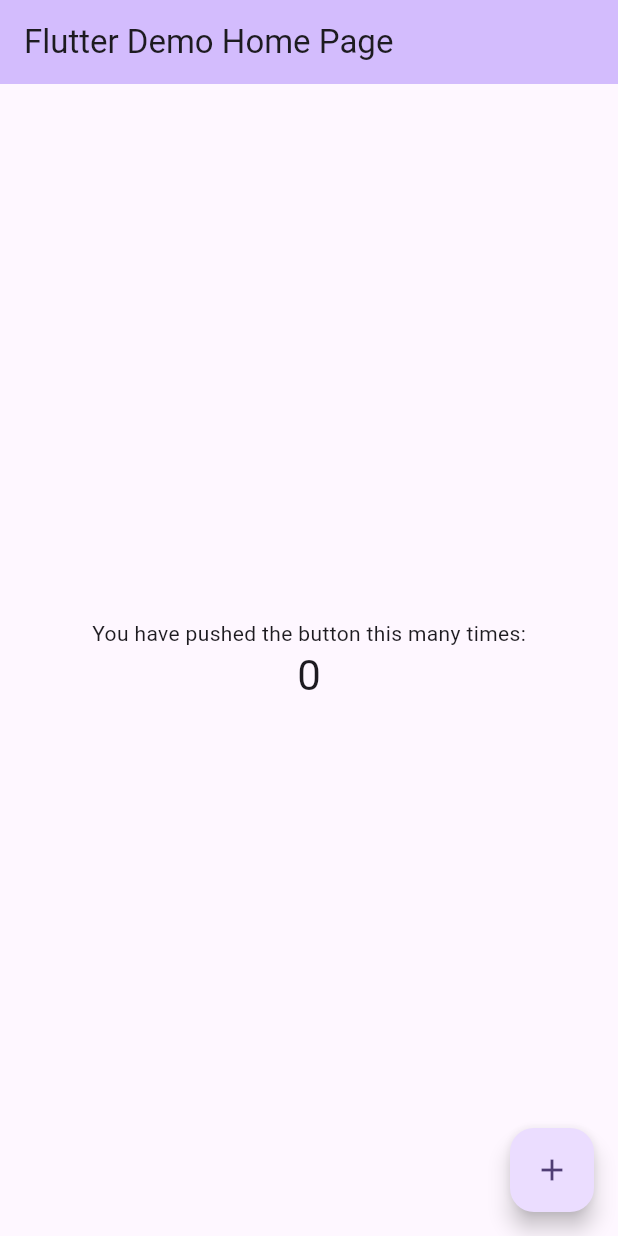
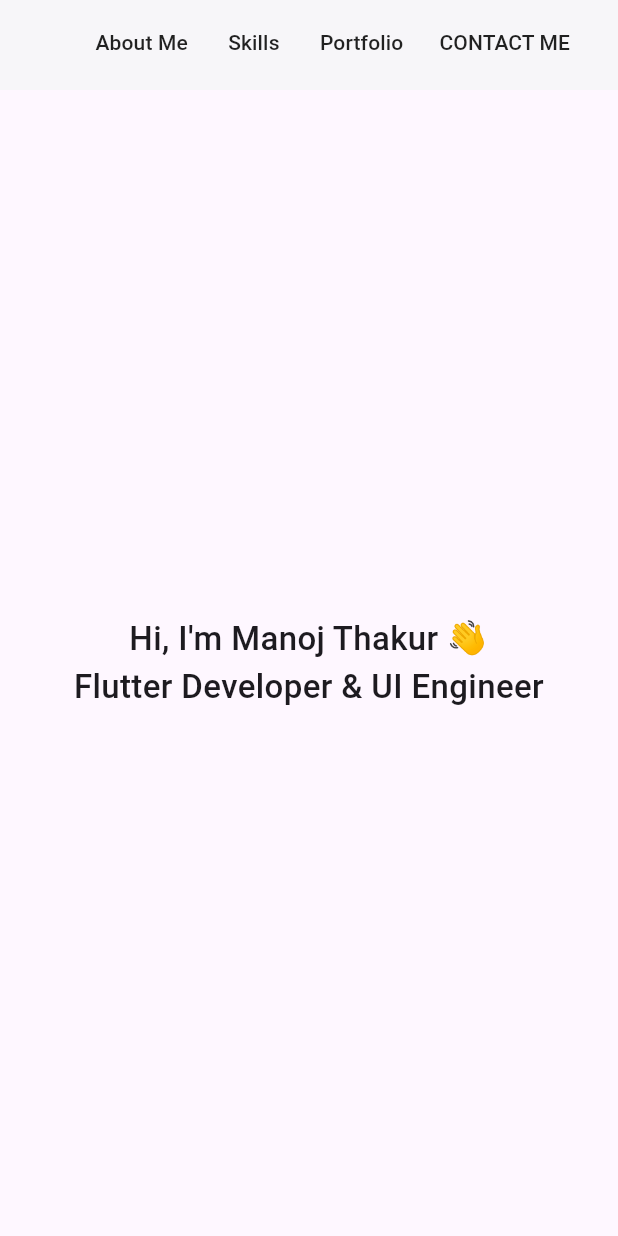
Before and after one commit to ThakurSahabNri/atmadarsh, a Flutter app: the screen it shows after launch, on a phone screen of 412 x 824 dp. Run offline on Flutter 3.47's test engine with Material 3 defaults, Android fonts, the phone set to English and light mode, and no system bars.

Commit message:
SCRUM-7-create-ui-layout-for-about-me-section and basic all screen navigation setup

```diff
--- a/lib/main.dart
+++ b/lib/main.dart
@@ -1,4 +1,5 @@
 import 'package:flutter/material.dart';
+import 'package:atmadarsh/presentation/screens/home_page.dart';
 
 void main() {
   runApp(const MyApp());
@@ -11,112 +12,13 @@ class MyApp extends StatelessWidget {
   @override
   Widget build(BuildContext context) {
     return MaterialApp(
-      title: 'Flutter Demo',
+      title: 'Atmadarsh',
+      debugShowCheckedModeBanner: false,
       theme: ThemeData(
-        // This is the theme of your application.
-        //
-        // TRY THIS: Try running your application with "flutter run". You'll see
-        // the application has a purple toolbar. Then, without quitting the app,
-        // try changing the seedColor in the colorScheme below to Colors.green
-        // and then invoke "hot reload" (save your changes or press the "hot
-        // reload" button in a Flutter-supported IDE, or press "r" if you used
-        // the command line to start the app).
-        //
-        // Notice that the counter didn't reset back to zero; the application
-        // state is not lost during the reload. To reset the state, use hot
-        // restart instead.
-        //
-        // This works for code too, not just values: Most code changes can be
-        // tested with just a hot reload.
-        colorScheme: ColorScheme.fromSeed(seedColor: Colors.deepPurple),
+        useMaterial3: true,
+        colorSchemeSeed: Colors.deepPurple,
       ),
-      home: const MyHomePage(title: 'Flutter Demo Home Page'),
+      home:HomePage(),
     );
   }
 }
-
-class MyHomePage extends StatefulWidget {
-  const MyHomePage({super.key, required this.title});
-
-  // This widget is the home page of your application. It is stateful, meaning
-  // that it has a State object (defined below) that contains fields that affect
-  // how it looks.
-
-  // This class is the configuration for the state. It holds the values (in this
-  // case the title) provided by the parent (in this case the App widget) and
-  // used by the build method of the State. Fields in a Widget subclass are
-  // always marked "final".
-
-  final String title;
-
-  @override
-  State<MyHomePage> createState() => _MyHomePageState();
-}
-
-class _MyHomePageState extends State<MyHomePage> {
-  int _counter = 0;
-
-  void _incrementCounter() {
-    setState(() {
-      // This call to setState tells the Flutter framework that something has
-      // changed in this State, which causes it to rerun the build method below
-      // so that the display can reflect the updated values. If we changed
-      // _counter without calling setState(), then the build method would not be
-      // called again, and so nothing would appear to happen.
-      _counter++;
-    });
-  }
-
-  @override
-  Widget build(BuildContext context) {
-    // This method is rerun every time setState is called, for instance as done
-    // by the _incrementCounter method above.
-    //
-    // The Flutter framework has been optimized to make rerunning build methods
-    // fast, so that you can just rebuild anything that needs updating rather
-    // than having to individually change instances of widgets.
-    return Scaffold(
-      appBar: AppBar(
-        // TRY THIS: Try changing the color here to a specific color (to
-        // Colors.amber, perhaps?) and trigger a hot reload to see the AppBar
-        // change color while the other colors stay the same.
-        backgroundColor: Theme.of(context).colorScheme.inversePrimary,
-        // Here we take the value from the MyHomePage object that was created by
-        // the App.build method, and use it to set our appbar title.
-        title: Text(widget.title),
-      ),
-      body: Center(
-        // Center is a layout widget. It takes a single child and positions it
-        // in the middle of the parent.
-        child: Column(
-          // Column is also a layout widget. It takes a list of children and
-          // arranges them vertically. By default, it sizes itself to fit its
-          // children horizontally, and tries to be as tall as its parent.
-          //
-          // Column has various properties to control how it sizes itself and
-          // how it positions its children. Here we use mainAxisAlignment to
-          // center the children vertically; the main axis here is the vertical
-          // axis because Columns are vertical (the cross axis would be
-          // horizontal).
-          //
-          // TRY THIS: Invoke "debug painting" (choose the "Toggle Debug Paint"
-          // action in the IDE, or press "p" in the console), to see the
-          // wireframe for each widget.
-          mainAxisAlignment: MainAxisAlignment.center,
-          children: <Widget>[
-            const Text('You have pushed the button this many times:'),
-            Text(
-              '$_counter',
-              style: Theme.of(context).textTheme.headlineMedium,
-            ),
-          ],
-        ),
-      ),
-      floatingActionButton: FloatingActionButton(
-        onPressed: _incrementCounter,
-        tooltip: 'Increment',
-        child: const Icon(Icons.add),
-      ), // This trailing comma makes auto-formatting nicer for build methods.
-    );
-  }
-}
--- /dev/null
+++ b/lib/presentation/screens/about_page.dart
@@ -0,0 +1,15 @@
+import 'package:flutter/material.dart';
+class AboutPage extends StatelessWidget{
+  const AboutPage({super.key});
+
+  @override
+  Widget build(BuildContext context){
+    return const Center(
+      child: Text(
+        "Hi, I'm Manoj Thakur 👋\nFlutter Developer & UI Engineer",
+        textAlign: TextAlign.center,
+        style: TextStyle(fontSize: 22, fontWeight: FontWeight.w500),
+      ),
+    );
+  }
+}
--- /dev/null
+++ b/lib/presentation/screens/home_page.dart
@@ -0,0 +1,44 @@
+import 'package:flutter/material.dart';
+import 'package:atmadarsh/presentation/widgets/buttons.dart';
+import 'package:atmadarsh/presentation//widgets/header_navigation.dart';
+import 'package:atmadarsh/presentation/screens/about_page.dart';
+import 'package:atmadarsh/presentation/screens/skills_page.dart';
+import 'package:atmadarsh/presentation/screens/portfolio_page.dart';
+import 'package:atmadarsh/presentation/screens/contact_me_page.dart';
+
+class HomePage extends StatefulWidget {
+  const HomePage({super.key});
+
+  @override
+  State<HomePage> createState()=>_HomePageState();
+}
+
+class _HomePageState extends State<HomePage>{
+   String _currentPage = "About Me";
+
+   Widget _getPage(){
+     switch(_currentPage){
+       case "Skills":
+         return const SkillsPage();
+       case "Portfolio":
+         return const PortfolioPage();
+       case "CONTACT ME":
+         return const ContactMePage();
+       default:
+         return const AboutPage();
+     }
+   }
+
+   @override
+  Widget build(BuildContext context){
+      return Scaffold(
+        appBar: HeaderNavigation(
+          onNavigate: (page){
+          setState(() {
+            _currentPage=page;
+          });
+        }),
+        body: _getPage(),
+      );
+   }
+}
--- /dev/null
+++ b/lib/presentation/widgets/header_navigation.dart
@@ -0,0 +1,40 @@
+import 'package:flutter/material.dart';
+
+class HeaderNavigation extends StatelessWidget implements PreferredSizeWidget{
+  final Function(String) onNavigate;
+  const HeaderNavigation({super.key, required this.onNavigate});
+
+  @override
+  Widget build(BuildContext context){
+    return AppBar(
+      title: const Text(
+        "Atmadarsh",
+        style: TextStyle(fontWeight: FontWeight.bold),
+      ),
+      centerTitle: false,
+      backgroundColor: Colors.white,
+      elevation: 1,
+      actions: [
+        _navItem("About Me", onNavigate),
+        _navItem("Skills", onNavigate),
+        _navItem("Portfolio", onNavigate),
+        _navItem("CONTACT ME", onNavigate),
+        const SizedBox(width: 20),
+      ],
+    );
+  }
+
+  Widget _navItem(String title, Function(String) onTap){
+    return  TextButton(
+      onPressed: () => onTap(title),
+      child: Text(
+        title,
+        style: const TextStyle(color: Colors.black87, fontWeight: FontWeight.w500),
+      ),
+    );
+  }
+
+
+  @override
+  Size get preferredSize => const Size.fromHeight(60);
+}
```
Also changed, not shown: lib/presentation/screens/contact_me_page.dart (added, +15 -0 lines), lib/presentation/screens/portfolio_page.dart (added, +14 -0 lines), lib/presentation/screens/skills_page.dart (added, +15 -0 lines), lib/presentation/widgets/buttons.dart (added, +21 -0 lines).
